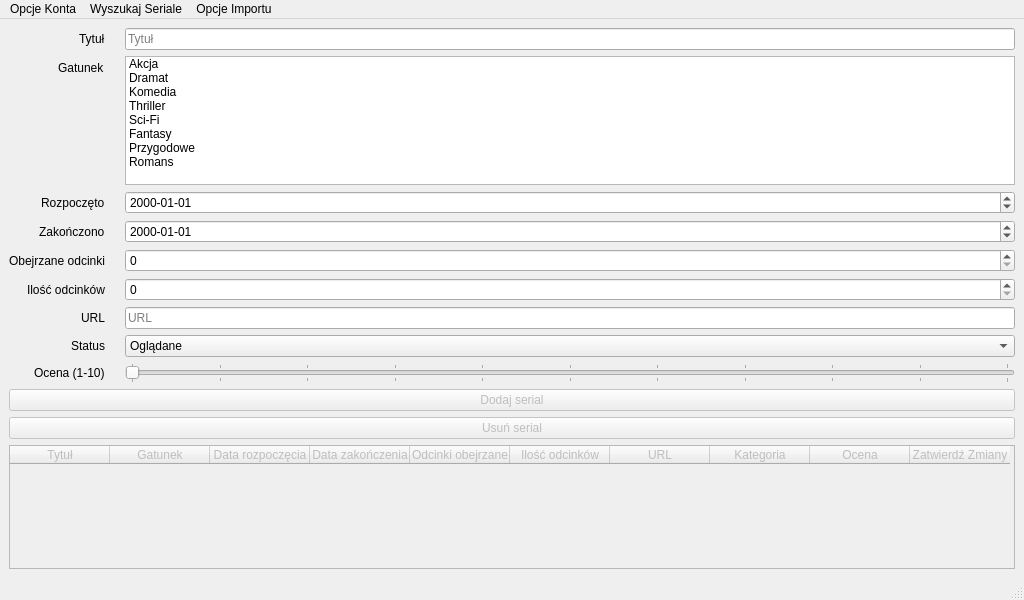
First picture: the form in mainwindow.ui, repository TryUnder/SeriesManager_Qt, before the edit.
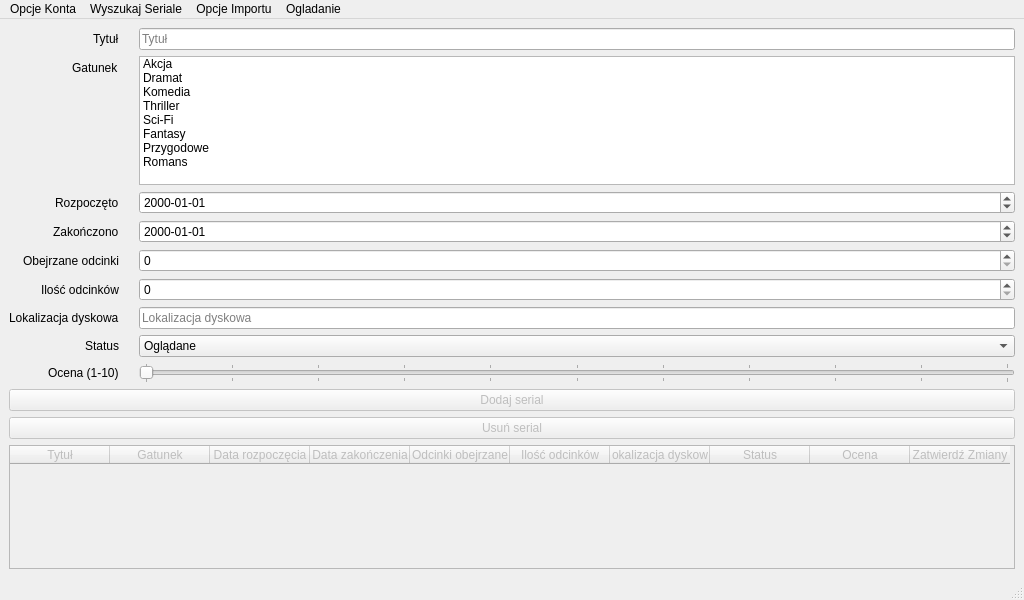
Second picture: the form after the edit.

```diff
--- a/mainwindow.ui
+++ b/mainwindow.ui
@@ -162,14 +162,14 @@
       <item row="6" column="0">
        <widget class="QLabel" name="urlLabel">
         <property name="text">
-         <string>URL</string>
+         <string>Lokalizacja dyskowa</string>
         </property>
        </widget>
       </item>
       <item row="6" column="1">
        <widget class="QLineEdit" name="urlInput">
         <property name="placeholderText">
-         <string>URL</string>
+         <string>Lokalizacja dyskowa</string>
         </property>
        </widget>
       </item>
@@ -297,12 +297,12 @@
       </column>
       <column>
        <property name="text">
-        <string>URL</string>
+        <string>Lokalizacja dyskowa</string>
        </property>
       </column>
       <column>
        <property name="text">
-        <string>Kategoria</string>
+        <string>Status</string>
        </property>
       </column>
       <column>
@@ -354,9 +354,16 @@
     <addaction name="actionPo_kategorii"/>
     <addaction name="actionShowAll"/>
    </widget>
+   <widget class="QMenu" name="menuOgladanie">
+    <property name="title">
+     <string>Ogladanie</string>
+    </property>
+    <addaction name="actionObejrzyj_serial"/>
+   </widget>
    <addaction name="menuOpcje"/>
    <addaction name="menuWyszukaj_Seriale"/>
    <addaction name="menuOpcje_Importu"/>
+   <addaction name="menuOgladanie"/>
   </widget>
   <widget class="QStatusBar" name="statusbar"/>
   <action name="createAccountAction_3">
```
Left out of the diff: 9 changed lines with no effect on the pictures.
